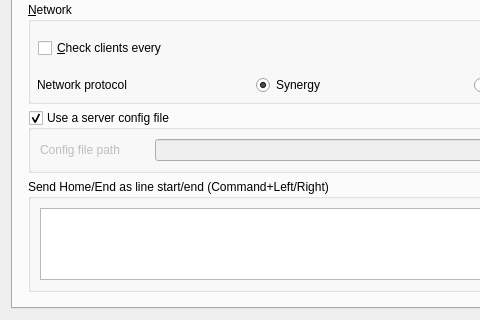
rotten-wq/deskflow, file src/lib/gui/dialogs/ServerConfigDialog.ui: the form before one commit; both pictures show x 0 to 480 and y 311 to 631 of the 724 by 631 pixel window.
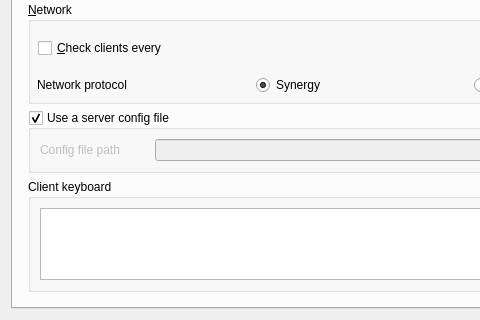
The form after the commit. The open tabs and pages were chosen to show the change. Icons and pictures are not drawn. Custom widgets are drawn as their Qt base class.

Commit message:
feat: swap Ctrl and Win/Command per client from the server config
Turn the Advanced tab checklist into a per-computer "Client keyboard"
table with Home/End line navigation and a Ctrl/Win swap, which sets the
existing Ctrl and Super modifier maps for that computer.

Home/End line navigation now adds the server modifier that the client
maps to Super, so it keeps sending Command when Ctrl and Super are
swapped.

The edit to the form file:
```diff
--- a/src/lib/gui/dialogs/ServerConfigDialog.ui
+++ b/src/lib/gui/dialogs/ServerConfigDialog.ui
@@ -883,7 +883,7 @@
           <string>For macOS clients: Home and End, alone or with Shift, are sent as Command+Left and Command+Right, which move to the start and end of the line.</string>
          </property>
          <property name="title">
-          <string>Send Home/End as line start/end (Command+Left/Right)</string>
+          <string>Client keyboard</string>
          </property>
          <layout class="QVBoxLayout" name="layoutLineNavigation">
           <item>
```
Left out of the diff: 17 changed lines with no effect on the pictures. The commit also changes 12 other files.
